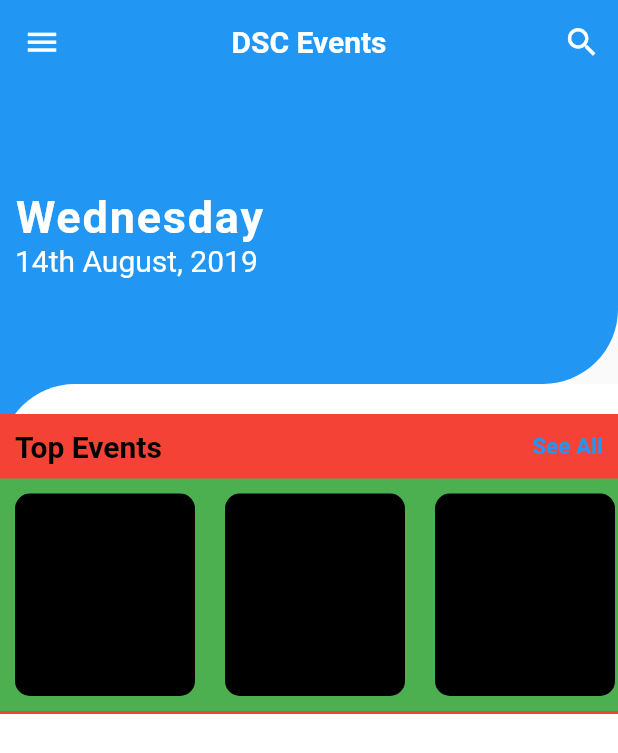
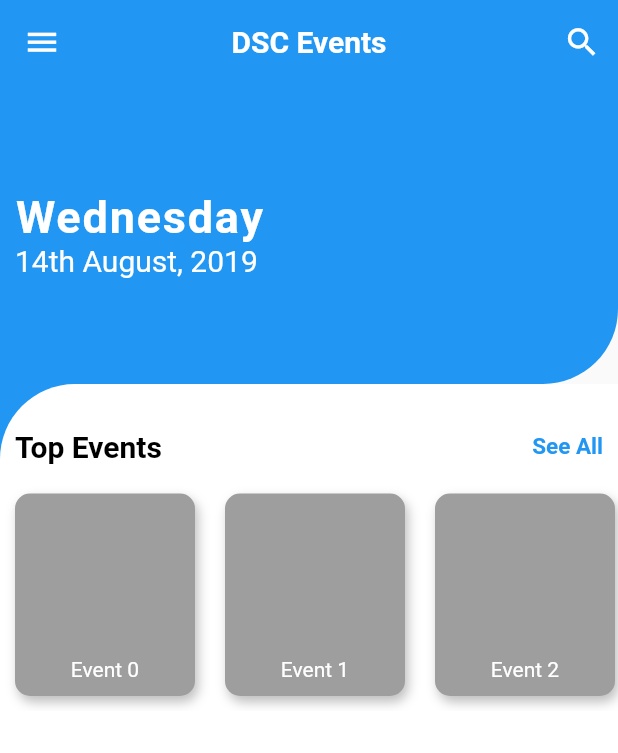
Before and after one commit to pratikstemkar/Events_App, a Flutter app: the screen it shows after launch, on a phone screen of 412 x 824 dp. Shown: the top 753 px of the screen. Run offline on Flutter 3.47's test engine with Material 2 defaults, Android fonts, the light colour scheme and no system bars.

Commit message:
Event Widget added.

```diff
--- a/lib/screens/home_screen.dart
+++ b/lib/screens/home_screen.dart
@@ -1,4 +1,5 @@
 import 'package:events_app/widgets/date_widget.dart';
+import 'package:events_app/widgets/event_widget.dart';
 import 'package:flutter/material.dart';
 
 class HomeScreen extends StatefulWidget {
@@ -57,7 +58,6 @@ class _HomeScreenState extends State<HomeScreen> {
           ),
           Expanded(
             child: Container(
-              color: Colors.red,
               child: Stack(
                 alignment: Alignment.topCenter,
                 children: <Widget>[
@@ -76,64 +76,7 @@ class _HomeScreenState extends State<HomeScreen> {
                         SizedBox(
                           height: 20.0,
                         ),
-                        Container(
-                          height: 200.0,
-                          color: Colors.red,
-                          child: Column(
-                            children: <Widget>[
-                              Padding(
-                                padding: const EdgeInsets.all(10.0),
-                                child: Row(
-                                  mainAxisAlignment:
-                                      MainAxisAlignment.spaceBetween,
-                                  children: <Widget>[
-                                    Text(
-                                      'Top Events',
-                                      style: TextStyle(
-                                        fontSize: 20.0,
-                                        fontWeight: FontWeight.w600,
-                                        color: Colors.black,
-                                      ),
-                                    ),
-                                    GestureDetector(
-                                      onTap: () {},
-                                      child: Text(
-                                        'See All',
-                                        style: TextStyle(
-                                          color: Colors.blue,
-                                          fontSize: 15.0,
-                                          fontWeight: FontWeight.w600,
-                                        ),
-                                      ),
-                                    ),
-                                  ],
-                                ),
-                              ),
-                              Container(
-                                height: 155.0,
-                                color: Colors.green,
-                                child: ListView.builder(
-                                  scrollDirection: Axis.horizontal,
-                                  itemCount: 4,
-                                  itemBuilder:
-                                      (BuildContext context, int index) {
-                                    return Container(
-                                      margin: EdgeInsets.all(10.0),
-                                      height: 80.0,
-                                      width: 120.0,
-                                      decoration: BoxDecoration(
-                                        color: Colors.black,
-                                        borderRadius:
-                                            BorderRadius.circular(10.0),
-                                      ),
-                                      child: Stack(),
-                                    );
-                                  },
-                                ),
-                              ),
-                            ],
-                          ),
-                        ),
+                        EventWidget(),
                       ],
                     ),
                   ),
--- /dev/null
+++ b/lib/widgets/event_widget.dart
@@ -0,0 +1,84 @@
+import 'package:flutter/material.dart';
+
+class EventWidget extends StatefulWidget {
+  @override
+  _EventWidgetState createState() => _EventWidgetState();
+}
+
+class _EventWidgetState extends State<EventWidget> {
+  @override
+  Widget build(BuildContext context) {
+    return Container(
+      height: 200.0,
+      child: Column(
+        children: <Widget>[
+          Padding(
+            padding: const EdgeInsets.all(10.0),
+            child: Row(
+              mainAxisAlignment: MainAxisAlignment.spaceBetween,
+              children: <Widget>[
+                Text(
+                  'Top Events',
+                  style: TextStyle(
+                    fontSize: 20.0,
+                    fontWeight: FontWeight.w600,
+                    color: Colors.black,
+                  ),
+                ),
+                GestureDetector(
+                  onTap: () {},
+                  child: Text(
+                    'See All',
+                    style: TextStyle(
+                      color: Colors.blue,
+                      fontSize: 15.0,
+                      fontWeight: FontWeight.w600,
+                    ),
+                  ),
+                ),
+              ],
+            ),
+          ),
+          Container(
+            height: 155.0,
+            child: ListView.builder(
+              scrollDirection: Axis.horizontal,
+              itemCount: 4,
+              itemBuilder: (BuildContext context, int index) {
+                return Container(
+                  margin: EdgeInsets.all(10.0),
+                  height: 80.0,
+                  width: 120.0,
+                  decoration: BoxDecoration(
+                      color: Colors.grey,
+                      borderRadius: BorderRadius.circular(10.0),
+                      boxShadow: [
+                        BoxShadow(
+                          offset: Offset(2.0, 4.0),
+                          blurRadius: 6.0,
+                          color: Colors.black26,
+                        ),
+                      ]),
+                  child: Stack(
+                    alignment: Alignment.topCenter,
+                    children: <Widget>[
+                      Positioned(
+                        bottom: 10.0,
+                        child: Text(
+                          'Event $index',
+                          style: TextStyle(
+                            color: Colors.white,
+                          ),
+                        ),
+                      ),
+                    ],
+                  ),
+                );
+              },
+            ),
+          ),
+        ],
+      ),
+    );
+  }
+}
```
